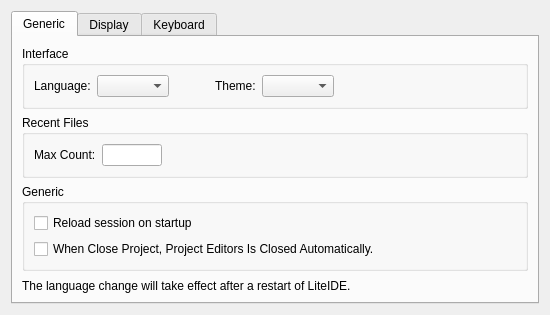
Before: the Qt Designer form liteidex/src/liteapp/liteappoption.ui in visualfc/liteide, drawn with Qt 5.
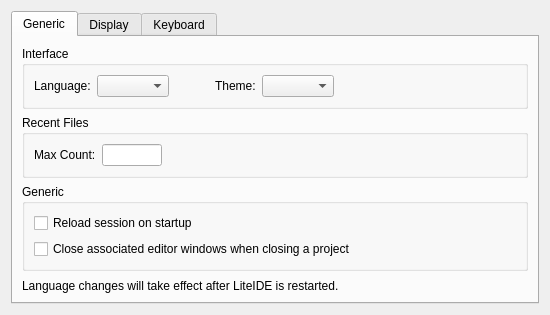
After: the same form once the commit is applied.

Commit message: Various English corrections for UI elements

The edit to the form file:
```diff
--- a/liteidex/src/liteapp/liteappoption.ui
+++ b/liteidex/src/liteapp/liteappoption.ui
@@ -151,7 +151,7 @@
           <item>
            <widget class="QCheckBox" name="autoCloseProjecEditorsCheckBox">
             <property name="text">
-             <string>When Close Project, Project Editors Is Closed Automatically.</string>
+             <string>Close associated editor windows when closing a project</string>
             </property>
            </widget>
           </item>
@@ -174,7 +174,7 @@
        <item>
         <widget class="QLabel" name="label_2">
          <property name="text">
-          <string>The language change will take effect after a restart of LiteIDE.</string>
+          <string>Language changes will take effect after LiteIDE is restarted.</string>
          </property>
          <property name="scaledContents">
           <bool>false</bool>
```
The commit also changes 3 other files.
